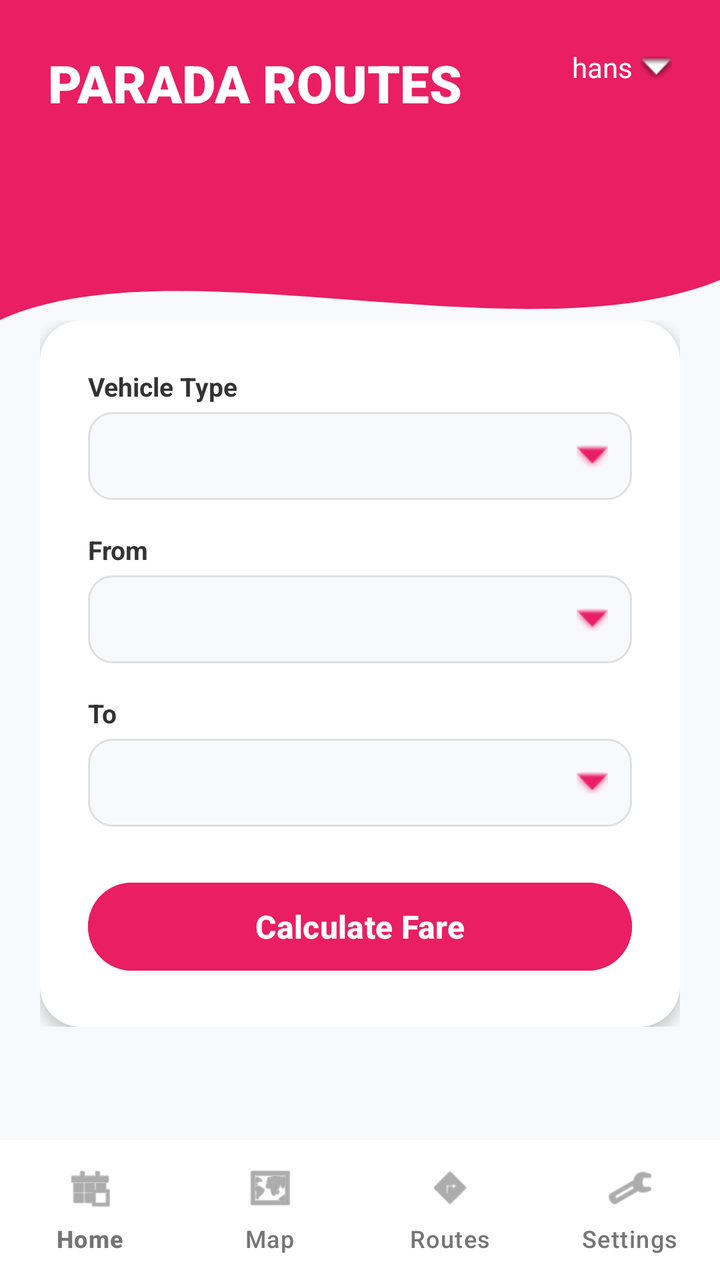
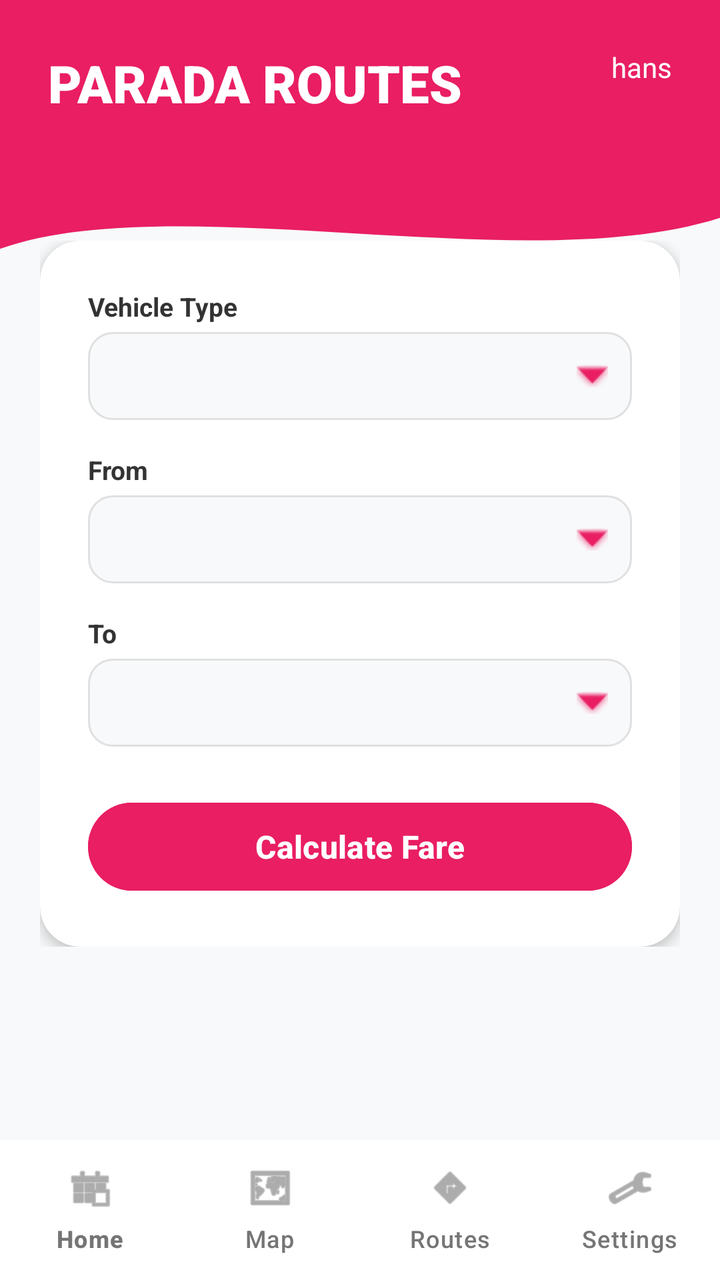

Two renders of the same Android screen: before a commit and after it. Below are the layout's source before the change and the commit's diff.
<!-- AndroidManifest.xml: application theme Theme.Parada_Finals -->
<!-- res/layout/activity_routes.xml -->
<?xml version="1.0" encoding="utf-8"?>
<RelativeLayout xmlns:android="http://schemas.android.com/apk/res/android"
    xmlns:app="http://schemas.android.com/apk/res-auto"
    android:layout_width="match_parent"
    android:layout_height="match_parent"
    android:background="#F8F9FA">

    
    <RelativeLayout
        android:id="@+id/header"
        android:layout_width="match_parent"
        android:layout_height="180dp"
        android:background="@drawable/header_bg_wave"
        android:padding="24dp">

        <TextView
            android:id="@+id/tvHeaderTitle"
            android:layout_width="wrap_content"
            android:layout_height="wrap_content"
            android:text="PARADA ROUTES"
            android:textColor="#FFFFFF"
            android:textSize="26sp"
            android:textStyle="bold"
            android:fontFamily="sans-serif-black" />

        <LinearLayout
            android:layout_width="wrap_content"
            android:layout_height="wrap_content"
            android:layout_alignParentEnd="true"
            android:gravity="center_vertical"
            android:orientation="horizontal">

            <TextView
                android:id="@+id/tvUsernameHeader"
                android:layout_width="wrap_content"
                android:layout_height="wrap_content"
                android:text="hans"
                android:textColor="#FFFFFF"
                android:textSize="14sp"
                android:drawableEnd="@android:drawable/arrow_down_float"
                android:drawablePadding="4dp"
                app:tint="#FFFFFF"
                android:clickable="true"
                android:focusable="true"/>
        </LinearLayout>

    </RelativeLayout>

    <ScrollView
        android:layout_width="match_parent"
        android:layout_height="match_parent"
        android:layout_below="@id/header"
        android:layout_marginTop="-40dp"
        android:layout_above="@id/bottom_navigation"
        android:clipToPadding="false"
        android:paddingBottom="20dp">

        <LinearLayout
            android:layout_width="match_parent"
            android:layout_height="wrap_content"
            android:orientation="vertical"
            android:padding="20dp">

            <androidx.cardview.widget.CardView
                android:layout_width="match_parent"
                android:layout_height="wrap_content"
                app:cardCornerRadius="20dp"
                app:cardElevation="4dp">

                <LinearLayout
                    android:layout_width="match_parent"
                    android:layout_height="wrap_content"
                    android:orientation="vertical"
                    android:padding="24dp">

                    <TextView
                        android:layout_width="wrap_content"
                        android:layout_height="wrap_content"
                        android:text="Vehicle Type"
                        android:textColor="#333333"
                        android:textStyle="bold"
                        android:textSize="13sp"
                        android:layout_marginBottom="4dp"/>

                    <Spinner
                        android:id="@+id/spinnerVehicleType"
                        android:layout_width="match_parent"
                        android:layout_height="44dp"
                        android:background="@drawable/spinner_bg"
                        android:layout_marginBottom="16dp"
                        android:paddingStart="12dp"
                        android:spinnerMode="dialog"/>

                    <TextView
                        android:layout_width="wrap_content"
                        android:layout_height="wrap_content"
                        android:text="From"
                        android:textColor="#333333"
                        android:textStyle="bold"
                        android:textSize="13sp"
                        android:layout_marginBottom="4dp"/>

                    <Spinner
                        android:id="@+id/spinnerFrom"
                        android:layout_width="match_parent"
                        android:layout_height="44dp"
                        android:background="@drawable/spinner_bg"
                        android:layout_marginBottom="16dp"
                        android:paddingStart="12dp"
                        android:spinnerMode="dialog"
                        android:prompt="@string/select_origin"/>

                    <TextView
                        android:layout_width="wrap_content"
                        android:layout_height="wrap_content"
                        android:text="To"
                        android:textColor="#333333"
                        android:textStyle="bold"
                        android:textSize="13sp"
                        android:layout_marginBottom="4dp"/>

                    <Spinner
                        android:id="@+id/spinnerTo"
                        android:layout_width="match_parent"
                        android:layout_height="44dp"
                        android:background="@drawable/spinner_bg"
                        android:layout_marginBottom="24dp"
                        android:paddingStart="12dp"
                        android:spinnerMode="dialog"
                        android:prompt="@string/select_destination"/>

                    <Button
                        android:id="@+id/btnCalculate"
                        android:layout_width="match_parent"
                        android:layout_height="52dp"
                        android:text="Calculate Fare"
                        android:textAllCaps="false"
                        android:textSize="16sp"
                        android:textStyle="bold"
                        android:backgroundTint="@color/parada_red"
                        app:cornerRadius="26dp" />

                </LinearLayout>
            </androidx.cardview.widget.CardView>

            <androidx.cardview.widget.CardView
                android:id="@+id/cardResult"
                android:layout_width="match_parent"
                android:layout_height="wrap_content"
                app:cardCornerRadius="16dp"
                app:cardElevation="2dp"
                android:layout_marginTop="20dp"
                android:visibility="gone">

                <LinearLayout
                    android:layout_width="match_parent"
                    android:layout_height="wrap_content"
                    android:orientation="vertical"
                    android:padding="16dp"
                    android:background="@color/bg_light_orange">

                    <TextView
                        android:id="@+id/tvResultDistance"
                        android:layout_width="wrap_content"
                        android:layout_height="wrap_content"
                        android:text="Distance: 0 km"
                        android:textColor="#333333"
                        android:textStyle="bold"/>

                    <TextView
                        android:id="@+id/tvResultFare"
                        android:layout_width="wrap_content"
                        android:layout_height="wrap_content"
                        android:text="Fare: ₱0.00"
                        android:textSize="20sp"
                        android:textColor="@color/parada_red"
                        android:textStyle="bold"
                        android:layout_marginTop="4dp"/>
                </LinearLayout>
            </androidx.cardview.widget.CardView>

        </LinearLayout>
    </ScrollView>

    <com.google.android.material.bottomnavigation.BottomNavigationView
        android:id="@+id/bottom_navigation"
        android:layout_alignParentBottom="true"
        android:background="#FFFFFF"
        app:menu="@menu/bottom_nav_menu"
        android:layout_width="match_parent"
        android:layout_height="70dp"
        app:elevation="8dp"
        app:labelVisibilityMode="labeled"
        app:itemTextColor="@color/selected_grey"
        app:itemIconTint="@color/selected_grey"/>

</RelativeLayout>
<!-- resources referenced by this layout -->
<resources>
  <color name="bg_light_orange">#FFF3E0</color>
  <color name="parada_red">#E91E63</color>
  <color name="selected_grey">#757575</color>
  <!-- drawable header_bg_wave (drawable) -->
  <?xml version="1.0" encoding="utf-8"?>
  <vector xmlns:android="http://schemas.android.com/apk/res/android"
      android:width="411dp"
      android:height="180dp"
      android:viewportWidth="411"
      android:viewportHeight="180">
      <path
          android:fillColor="#E91E63"
          android:pathData="M0,0H411V140C300,180 100,120 0,160V0Z" />
  </vector>
  <!-- drawable spinner_bg (drawable) -->
  <?xml version="1.0" encoding="utf-8"?>
  <layer-list xmlns:android="http://schemas.android.com/apk/res/android">
      <item>
          <shape android:shape="rectangle">
              <solid android:color="#F8F9FA" />
              <corners android:radius="12dp" />
              <stroke android:width="1dp" android:color="#E0E0E0" />
          </shape>
      </item>
      <item android:right="12dp">
          <bitmap
              android:gravity="center_vertical|right"
              android:src="@android:drawable/arrow_down_float"
              android:tint="@color/parada_red" />
      </item>
  </layer-list>
  <string name="select_destination">Select Destination</string>
  <string name="select_origin">Select Origin</string>
  <style name="Theme.Parada_Finals" parent="Base.Theme.Parada_Finals" />
  <style name="Base.Theme.Parada_Finals" parent="Theme.Material3.DayNight.NoActionBar">
          
          
      </style>
</resources>

<!-- the commit's change to res/layout/activity_routes.xml (unified diff, before → after) -->
@@ -9,7 +9,7 @@
     <RelativeLayout
         android:id="@+id/header"
         android:layout_width="match_parent"
-        android:layout_height="180dp"
+        android:layout_height="140dp"
         android:background="@drawable/header_bg_wave"
         android:padding="24dp">
 
@@ -37,7 +37,6 @@
                 android:text="hans"
                 android:textColor="#FFFFFF"
                 android:textSize="14sp"
-                android:drawableEnd="@android:drawable/arrow_down_float"
                 android:drawablePadding="4dp"
                 app:tint="#FFFFFF"
                 android:clickable="true"
